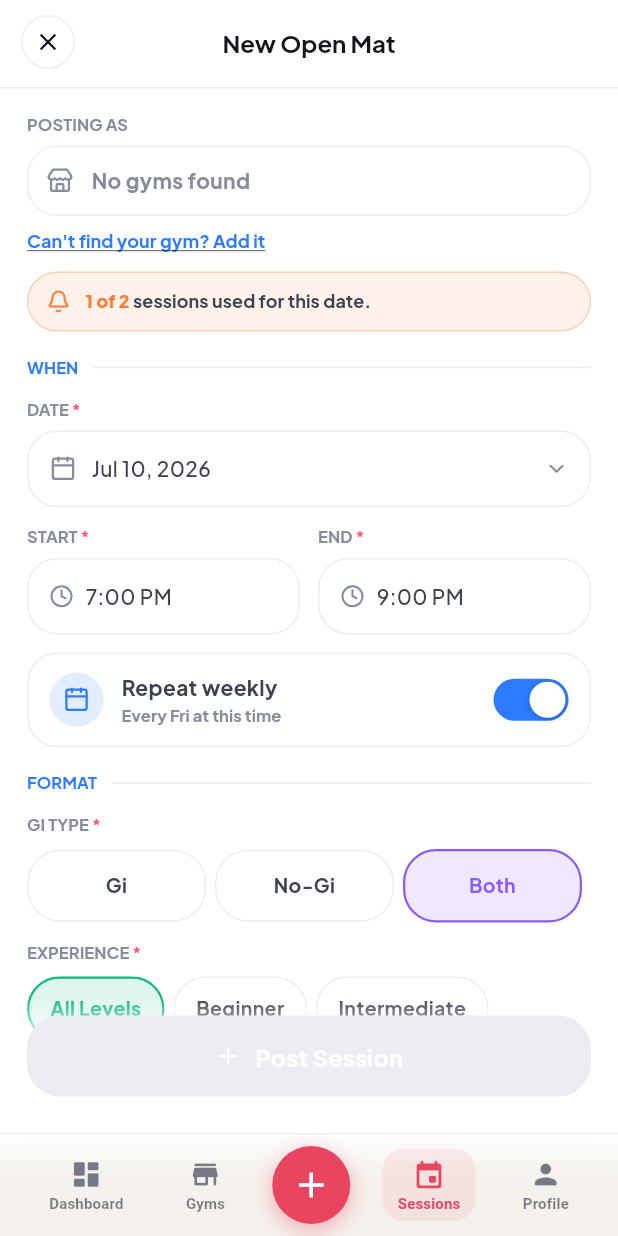
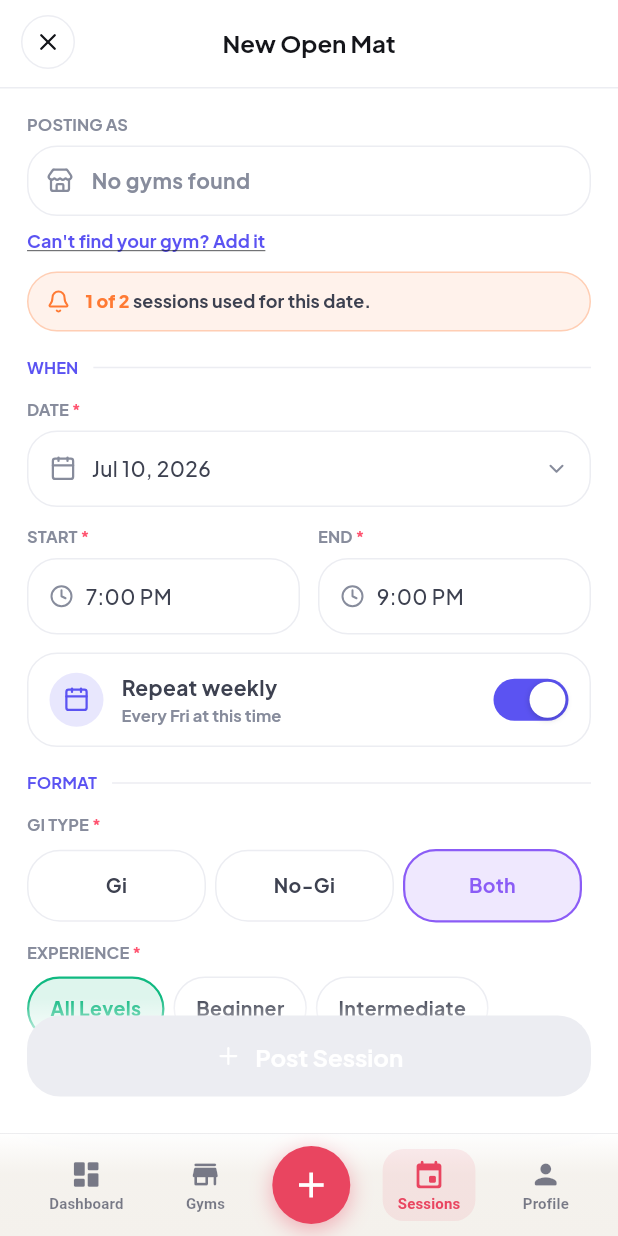
Before and after one commit to DavisSylvester/bjj-open-mat, a Flutter app: the CreateSessionScreen screen opened by its route, on a phone screen of 412 x 824 dp. Run offline on Flutter 3.47's test engine with Material 3 defaults, Android fonts, the phone set to English and light mode, and no system bars; our stand-ins replace dio, flutter_riverpod, flutter_secure_storage, geolocator, go_router, google_fonts and 1 more; missing offline and left inert: auth0_flutter; accounts and stored records are empty; network calls fail.

Commit message:
fix(mobile): use brand indigo (not gi-blue) on create-session + bottom clearance

```diff
--- a/apps/mobile/lib/features/admin/screens/create_session_screen.dart
+++ b/apps/mobile/lib/features/admin/screens/create_session_screen.dart
@@ -206,7 +206,7 @@ class _CreateSessionScreenState extends ConsumerState<CreateSessionScreen> {
                     _buildCapacityField(t),
                     const SizedBox(height: 16),
                     _buildNotesField(t),
-                    const SizedBox(height: 80),
+                    const SizedBox(height: 112),
                   ],
                 ),
               ),
@@ -282,7 +282,7 @@ class _CreateSessionScreenState extends ConsumerState<CreateSessionScreen> {
           onTap: () => setState(() => _addingNewGym = false),
           child: Text(
             'Choose existing gym instead',
-            style: t.miniStyle.copyWith(fontSize: 12, color: t.gi, decoration: TextDecoration.underline),
+            style: t.miniStyle.copyWith(fontSize: 12, color: t.primary, decoration: TextDecoration.underline),
           ),
         ),
       ] else ...[
@@ -300,7 +300,7 @@ class _CreateSessionScreenState extends ConsumerState<CreateSessionScreen> {
                 Container(
                   width: 38, height: 38,
                   decoration: BoxDecoration(
-                    gradient: LinearGradient(colors: [t.gi, t.both]),
+                    gradient: LinearGradient(colors: [t.primary, t.both]),
                     borderRadius: BorderRadius.circular(t.badgeRadius + 4),
                   ),
                   child: Center(child: Text(
@@ -348,7 +348,7 @@ class _CreateSessionScreenState extends ConsumerState<CreateSessionScreen> {
           onTap: () => setState(() => _addingNewGym = true),
           child: Text(
             "Can't find your gym? Add it",
-            style: t.miniStyle.copyWith(fontSize: 12, color: t.gi, decoration: TextDecoration.underline),
+            style: t.miniStyle.copyWith(fontSize: 12, color: t.primary, decoration: TextDecoration.underline),
           ),
         ),
       ],
@@ -406,10 +406,10 @@ class _CreateSessionScreenState extends ConsumerState<CreateSessionScreen> {
       builder: (ctx) => SafeArea(
         child: Column(mainAxisSize: MainAxisSize.min, children: gyms.map((g) {
           return ListTile(
-            leading: Icon(LucideIcons.store, size: 18, color: g.id == _gymId ? t.gi : t.muted),
+            leading: Icon(LucideIcons.store, size: 18, color: g.id == _gymId ? t.primary : t.muted),
             title: Text(g.name, style: t.bodyStyle),
             subtitle: Text(g.address, style: t.miniStyle.copyWith(fontSize: 11, color: t.muted)),
-            trailing: g.id == _gymId ? Icon(LucideIcons.check, size: 16, color: t.gi) : null,
+            trailing: g.id == _gymId ? Icon(LucideIcons.check, size: 16, color: t.primary) : null,
             onTap: () => Navigator.of(ctx).pop(g.id),
           );
         }).toList()),
@@ -515,10 +515,10 @@ class _CreateSessionScreenState extends ConsumerState<CreateSessionScreen> {
         Container(
           width: 36, height: 36,
           decoration: BoxDecoration(
-            color: t.gi.withValues(alpha: 0.14),
+            color: t.primary.withValues(alpha: 0.14),
             borderRadius: BorderRadius.circular(t.badgeRadius + 4),
           ),
-          child: Icon(LucideIcons.calendar, size: 18, color: t.gi),
+          child: Icon(LucideIcons.calendar, size: 18, color: t.primary),
         ),
         const SizedBox(width: 12),
         Expanded(child: Column(crossAxisAlignment: CrossAxisAlignment.start, children: [
@@ -528,7 +528,7 @@ class _CreateSessionScreenState extends ConsumerState<CreateSessionScreen> {
             style: t.miniStyle.copyWith(fontSize: 11, color: t.muted),
           ),
         ])),
-        _Toggle(on: _isRecurring, onChanged: (v) => setState(() => _isRecurring = v), color: t.gi),
+        _Toggle(on: _isRecurring, onChanged: (v) => setState(() => _isRecurring = v), color: t.primary),
       ]),
     );
   }
@@ -731,10 +731,10 @@ class _CreateSessionScreenState extends ConsumerState<CreateSessionScreen> {
       child: Container(
         width: double.infinity, height: 54,
         decoration: BoxDecoration(
-          color: enabled ? t.gi : t.border,
+          color: enabled ? t.primary : t.border,
           borderRadius: BorderRadius.circular(t.cardRadius + 2),
           boxShadow: enabled
-              ? [BoxShadow(color: t.gi.withValues(alpha: 0.35), blurRadius: 16, offset: const Offset(0, 6))]
+              ? [BoxShadow(color: t.primary.withValues(alpha: 0.35), blurRadius: 16, offset: const Offset(0, 6))]
               : null,
         ),
         child: Row(mainAxisAlignment: MainAxisAlignment.center, children: [
@@ -763,7 +763,7 @@ class _SessionSection extends StatelessWidget {
   @override
   Widget build(BuildContext context) {
     return Row(children: [
-      Text(title.toUpperCase(), style: t.labelStyle.copyWith(color: t.gi)),
+      Text(title.toUpperCase(), style: t.labelStyle.copyWith(color: t.primary)),
       const SizedBox(width: 10),
       Expanded(child: Container(height: 1, color: t.border)),
     ]);
```
